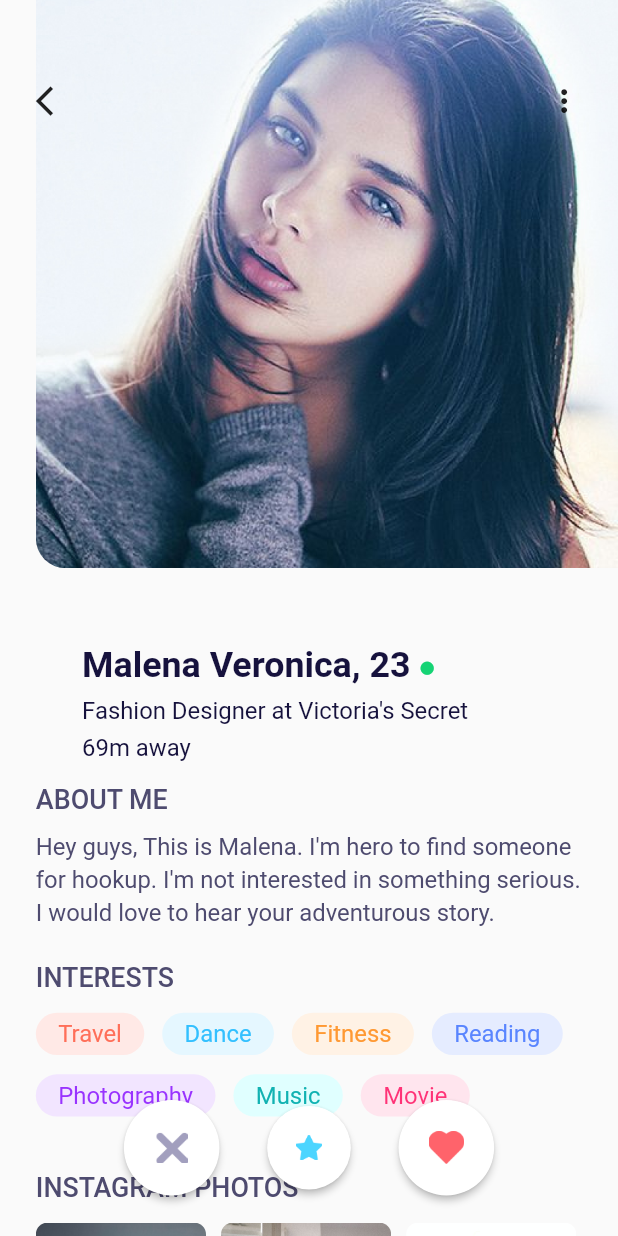
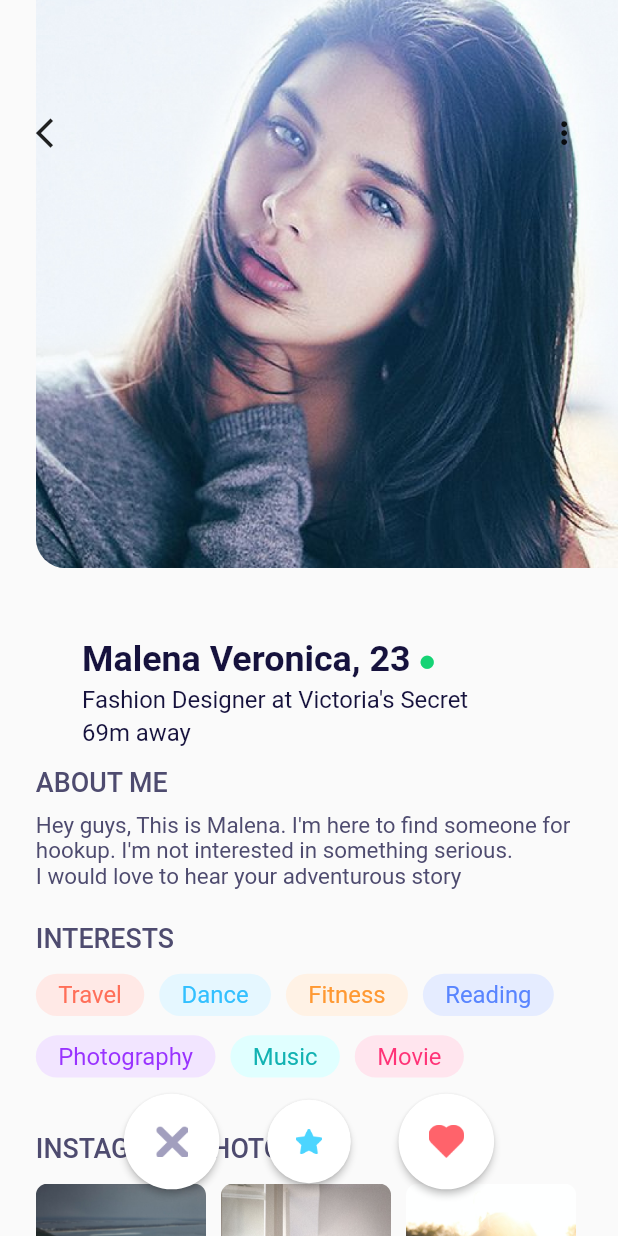
Before and after one commit to puzzleleaf/FlutterDatingAppUI, a Flutter app: the RecommendationDetailScreen screen opened directly, on a phone screen of 412 x 824 dp. Run offline on Flutter 3.47's test engine with Material 2 defaults, Android fonts, the phone set to English and light mode, and no system bars; our stand-ins replace flutter_screenutil.

Commit message:
update code

```diff
--- a/lib/screens/recommendation_detail_screen.dart
+++ b/lib/screens/recommendation_detail_screen.dart
@@ -11,17 +11,16 @@ class RecommendationDetailScreen extends StatelessWidget {
         children: <Widget>[
           SingleChildScrollView(
             child: Container(
-              padding: EdgeInsets.only(
-                bottom: ScreenUtil().setHeight(128),
-              ),
+              padding: EdgeInsets.only(bottom: ScreenUtil().setHeight(137)),
               child: Column(
                 crossAxisAlignment: CrossAxisAlignment.stretch,
                 children: <Widget>[
                   Align(
                     alignment: Alignment.topRight,
                     child: ClipRRect(
-                      borderRadius:
-                          BorderRadius.only(bottomLeft: Radius.circular(20)),
+                      borderRadius: BorderRadius.only(
+                        bottomLeft: Radius.circular(20),
+                      ),
                       child: Image.asset(
                         'assets/images/detail1.png',
                         width: ScreenUtil().setWidth(390),
@@ -38,8 +37,8 @@ class RecommendationDetailScreen extends StatelessWidget {
                     child: RichText(
                       text: TextSpan(
                           style: TextStyle(
-                          height: 1.6,
-                          color: Color(0xff16123D),
+                            height: 1.4,
+                            color: Color(0xff16123d),
                           ),
                           children: <TextSpan>[
                             TextSpan(
@@ -47,36 +46,32 @@ class RecommendationDetailScreen extends StatelessWidget {
                                 style: TextStyle(
                                   fontSize: ScreenUtil().setSp(24),
                                   fontWeight: FontWeight.bold,
-                            ),
-                          ),
+                                )),
                             TextSpan(
-                            text: ' ●\n',
+                                text: ' ● \n',
                                 style: TextStyle(
+                                  fontSize: ScreenUtil().setSp(20),
                                   color: Color(0xff15d374),
-                              fontSize: 20,
-                            ),
-                          ),
+                                )),
                             TextSpan(
-                            text: 'Fashion Designer at Victoria\'s Secret\n',
+                                text:
+                                'Fashion Designer at Victoria\'s Secret\n',
                                 style: TextStyle(
                                   fontSize: ScreenUtil().setSp(16),
-                            ),
-                          ),
+                                )),
                             TextSpan(
                                 text: '69m away',
                                 style: TextStyle(
                                   fontSize: ScreenUtil().setSp(16),
-                            ),
-                          ),
-                        ],
-                      ),
+                                )),
+                          ]),
                     ),
                   ),
                   Container(
                     padding: EdgeInsets.only(
                       left: ScreenUtil().setWidth(24),
                       top: ScreenUtil().setHeight(14),
-                      right: ScreenUtil().setHeight(14),
+                      right: ScreenUtil().setWidth(24),
                     ),
                     child: Column(
                       crossAxisAlignment: CrossAxisAlignment.stretch,
@@ -86,7 +81,7 @@ class RecommendationDetailScreen extends StatelessWidget {
                           style: TextStyle(
                             fontSize: ScreenUtil().setSp(18),
                             fontWeight: FontWeight.w500,
-                            color: Color(0xff4E4B6F),
+                            color: Color(0xff4e4b6f),
                           ),
                         ),
                         SizedBox(
@@ -95,17 +90,16 @@ class RecommendationDetailScreen extends StatelessWidget {
                         RichText(
                           text: TextSpan(
                             style: TextStyle(
-                              color: Color(0xff4E4B6F),
-                              height: 1.4,
+                              color: Color(0xff4e4b6f),
                             ),
                             children: <TextSpan>[
                               TextSpan(
                                 text:
-                                    'Hey guys, This is Malena. I\'m hero to find someone for hookup. I\'m not interested in something serious.\nI would love to hear your adventurous story.',
+                                'Hey guys, This is Malena. I\'m here to find someone for hookup. I\'m not interested in something serious. \nI would love to hear your adventurous story',
                                 style: TextStyle(
-                                  fontSize: ScreenUtil().setSp(16),
+                                  fontSize: ScreenUtil().setSp(15),
                                 ),
-                              ),
+                              )
                             ],
                           ),
                         ),
@@ -126,52 +120,53 @@ class RecommendationDetailScreen extends StatelessWidget {
                           style: TextStyle(
                             fontSize: ScreenUtil().setSp(18),
                             fontWeight: FontWeight.w500,
-                              color: Color(0xff4E4B6F)),
+                            color: Color(0xff4e4b6f),
+                          ),
                         ),
                         SizedBox(
                           height: ScreenUtil().setHeight(14),
                         ),
                         Wrap(
-                          spacing: ScreenUtil().setWidth(12),
+                          spacing: ScreenUtil().setWidth(10),
                           runSpacing: ScreenUtil().setHeight(14),
                           children: <Widget>[
                             InterestBox(
-                              text: "Travel",
+                              text: 'Travel',
                               textColor: Color(0xffff6f59),
                               backgroundColor: Color(0xffffe9e6),
                             ),
                             InterestBox(
-                              text: "Dance",
+                              text: 'Dance',
                               textColor: Color(0xff33c0ff),
                               backgroundColor: Color(0xffe5f7ff),
                             ),
                             InterestBox(
-                              text: "Fitness",
+                              text: 'Fitness',
                               textColor: Color(0xffff9933),
                               backgroundColor: Color(0xfffff2e5),
                             ),
                             InterestBox(
-                              text: "Reading",
+                              text: 'Reading',
                               textColor: Color(0xff5985ff),
                               backgroundColor: Color(0xffe5ecff),
                             ),
                             InterestBox(
-                              text: "Photography",
+                              text: 'Photography',
                               textColor: Color(0xff9933ff),
                               backgroundColor: Color(0xfff2e5ff),
                             ),
                             InterestBox(
-                              text: "Music",
+                              text: 'Music',
                               textColor: Color(0xff12b2b2),
                               backgroundColor: Color(0xffe0ffff),
                             ),
                             InterestBox(
-                              text: "Movie",
+                              text: 'Movie',
                               textColor: Color(0xffff3377),
                               backgroundColor: Color(0xffffe5ee),
                             ),
                           ],
-                        ),
+                        )
                       ],
                     ),
                   ),
@@ -189,21 +184,22 @@ class RecommendationDetailScreen extends StatelessWidget {
                           style: TextStyle(
                             fontSize: ScreenUtil().setSp(18),
                             fontWeight: FontWeight.w500,
-                            color: Color(0xff4E4B6F),
+                            color: Color(0xff4e4b6f),
                           ),
                         ),
                         SizedBox(
                           height: ScreenUtil().setHeight(14),
                         ),
                         Wrap(
-                          spacing: 10,
+                          spacing: ScreenUtil().setWidth(10),
+                          runSpacing: ScreenUtil().setHeight(14),
                           children: <Widget>[
                             ClipRRect(
                               borderRadius: BorderRadius.circular(8),
                               child: Image.asset(
                                 'assets/images/instar1.jpg',
                                 width: ScreenUtil().setWidth(114),
-                                height: ScreenUtil().setWidth(200),
+                                height: ScreenUtil().setHeight(200),
                                 fit: BoxFit.cover,
                               ),
                             ),
@@ -212,7 +208,7 @@ class RecommendationDetailScreen extends StatelessWidget {
                               child: Image.asset(
                                 'assets/images/instar2.jpg',
                                 width: ScreenUtil().setWidth(114),
-                                height: ScreenUtil().setWidth(200),
+                                height: ScreenUtil().setHeight(200),
                                 fit: BoxFit.cover,
                               ),
                             ),
@@ -221,7 +217,7 @@ class RecommendationDetailScreen extends StatelessWidget {
                               child: Image.asset(
                                 'assets/images/instar3.jpg',
                                 width: ScreenUtil().setWidth(114),
-                                height: ScreenUtil().setWidth(200),
+                                height: ScreenUtil().setHeight(200),
                                 fit: BoxFit.cover,
                               ),
                             )
@@ -235,45 +231,18 @@ class RecommendationDetailScreen extends StatelessWidget {
             ),
           ),
           _appBar(context),
-          _bottomNav()
-//          Container(
-//            height: ScreenUtil().setHeight(137),
-//            child: BottomNav(
-//              width: ScreenUtil().setWidth(248),
-//              height: ScreenUtil().setHeight(64),
-//              size1: ScreenUtil().setWidth(64),
-//              size2: ScreenUtil().setWidth(56),
-//              size3: ScreenUtil().setWidth(64),
-//            ),
-//          ),
+          _bottomNav(),
         ],
-      ),
-    );
-  }
-
-  Widget _bottomNav() {
-    return Align(
-      alignment: Alignment.bottomCenter,
-      child: Container(
-        height: ScreenUtil().setHeight(128),
-        child: BottomNav(
-          width: ScreenUtil().setWidth(248),
-          height: ScreenUtil().setHeight(64),
-          size1: ScreenUtil().setWidth(64),
-          size2: ScreenUtil().setWidth(56),
-          size3: ScreenUtil().setWidth(64),
-        ),
       ),
     );
   }
 
   Widget _appBar(BuildContext context) {
     return Container(
-      alignment: Alignment.topCenter,
       height: ScreenUtil().setHeight(137),
       padding: EdgeInsets.only(
+        left: ScreenUtil().setWidth(24),
         right: ScreenUtil().setWidth(24),
-        left: ScreenUtil().setWidth(24),
         top: ScreenUtil().setHeight(56),
       ),
       child: Container(
@@ -281,7 +250,7 @@ class RecommendationDetailScreen extends StatelessWidget {
         child: Row(
           mainAxisAlignment: MainAxisAlignment.spaceBetween,
           children: <Widget>[
-            InkWell(
+            GestureDetector(
               onTap: () {
                 Navigator.pop(context);
               },
@@ -299,4 +268,20 @@ class RecommendationDetailScreen extends StatelessWidget {
       ),
     );
   }
+
+  Widget _bottomNav() {
+    return Align(
+      alignment: Alignment.bottomCenter,
+      child: Container(
+        height: ScreenUtil().setHeight(137),
+        child: BottomNav(
+          width: ScreenUtil().setWidth(248),
+          height: ScreenUtil().setHeight(64),
+          size1: ScreenUtil().setWidth(64),
+          size2: ScreenUtil().setWidth(56),
+          size3: ScreenUtil().setWidth(64),
+        ),
+      ),
+    );
   }
+}
--- a/lib/screens/recommendation_screen.dart
+++ b/lib/screens/recommendation_screen.dart
@@ -1,7 +1,7 @@
 import 'package:dating_app/screens/recommendation_detail_screen.dart';
 import 'package:dating_app/widgets/bottom_nav.dart';
 import 'package:flutter/material.dart';
-import 'package:flutter_screenutil/screenutil.dart';
+import 'package:flutter_screenutil/flutter_screenutil.dart';
 
 class RecommendationScreen extends StatelessWidget {
   @override
@@ -10,43 +10,8 @@ class RecommendationScreen extends StatelessWidget {
 
     return Scaffold(
       body: Column(
-        mainAxisAlignment: MainAxisAlignment.start,
         children: <Widget>[
-          Container(
-            alignment: Alignment.topCenter,
-            height: ScreenUtil().setHeight(137),
-            padding: EdgeInsets.only(
-              right: ScreenUtil().setWidth(24),
-              left: ScreenUtil().setWidth(24),
-              top: ScreenUtil().setHeight(56),
-            ),
-            child: Container(
-              height: ScreenUtil().setHeight(34),
-              child: Row(
-                mainAxisAlignment: MainAxisAlignment.spaceBetween,
-                children: <Widget>[
-                  Image.asset(
-                    'assets/images/gridicons_user.png',
-                    width: ScreenUtil().setWidth(24),
-                    height: ScreenUtil().setHeight(24),
-                  ),
-                  Text(
-                    'For You',
-                    style: TextStyle(
-                      fontSize: ScreenUtil().setSp(24),
-                      fontWeight: FontWeight.bold,
-                      color: Color(0xff4E4B6F),
-                    ),
-                  ),
-                  Image.asset(
-                    'assets/images/chatbubble.png',
-                    width: ScreenUtil().setWidth(24),
-                    height: ScreenUtil().setHeight(24),
-                  ),
-                ],
-              ),
-            ),
-          ),
+          _appBar(),
           GestureDetector(
             onTap: () {
               Navigator.push(context, MaterialPageRoute(builder: (_) {
@@ -71,13 +36,13 @@ class RecommendationScreen extends StatelessWidget {
                     width: ScreenUtil().setWidth(342),
                     height: ScreenUtil().setHeight(104),
                     decoration: BoxDecoration(
+                      color: Colors.white.withOpacity(0.9),
                       borderRadius: BorderRadius.only(
                         bottomLeft: Radius.circular(20),
                         topLeft: Radius.circular(20),
                       ),
-                      color: Colors.white.withOpacity(0.9),
                     ),
-                    child: Padding(
+                    child: Container(
                       padding: EdgeInsets.only(
                         left: ScreenUtil().setWidth(22),
                         top: ScreenUtil().setHeight(24),
@@ -102,7 +67,7 @@ class RecommendationScreen extends StatelessWidget {
                       ),
                     ),
                   ),
-                )
+                ),
               ],
             ),
           ),
@@ -120,4 +85,41 @@ class RecommendationScreen extends StatelessWidget {
       ),
     );
   }
+
+  Widget _appBar() {
+    return Container(
+      height: ScreenUtil().setHeight(137),
+      padding: EdgeInsets.only(
+        left: ScreenUtil().setWidth(24),
+        right: ScreenUtil().setWidth(24),
+        top: ScreenUtil().setHeight(56),
+      ),
+      child: Container(
+        height: ScreenUtil().setHeight(34),
+        child: Row(
+          mainAxisAlignment: MainAxisAlignment.spaceBetween,
+          children: <Widget>[
+            Image.asset(
+              'assets/images/gridicons_user.png',
+              width: ScreenUtil().setWidth(24),
+              height: ScreenUtil().setHeight(24),
+            ),
+            Text(
+              'For You',
+              style: TextStyle(
+                fontSize: 24,
+                fontWeight: FontWeight.bold,
+                color: Color(0xff4e486f),
+              ),
+            ),
+            Image.asset(
+              'assets/images/chatbubble.png',
+              width: ScreenUtil().setWidth(24),
+              height: ScreenUtil().setHeight(24),
+            ),
+          ],
+        ),
+      ),
+    );
+  }
 }
--- a/lib/widgets/bottom_nav.dart
+++ b/lib/widgets/bottom_nav.dart
@@ -1,4 +1,3 @@
-import 'package:dating_app/screens/recommendation_detail_screen.dart';
 import 'package:flutter/material.dart';
 
 class BottomNav extends StatelessWidget {
@@ -8,19 +7,17 @@ class BottomNav extends StatelessWidget {
   final double size2;
   final double size3;
 
-  const BottomNav(
-      {this.width, this.height, this.size1, this.size2, this.size3});
+  const BottomNav({Key key, this.width, this.height, this.size1, this.size2, this.size3}) : super(key: key);
 
   @override
   Widget build(BuildContext context) {
     return Container(
-      width: width,
-      height: height,
+      width: this.width,
+      height: this.height,
       child: Row(
         mainAxisAlignment: MainAxisAlignment.spaceBetween,
         children: <Widget>[
-          FittedBox(
-            child: SizedBox(
+          SizedBox(
             height: this.size1,
             width: this.size1,
             child: RaisedButton(
@@ -29,44 +26,39 @@ class BottomNav extends StatelessWidget {
                 width: this.size1 / 3,
                 height: this.size1 / 3,
               ),
+              color: Colors.white,
               shape: CircleBorder(),
-                color: Colors.white,
               onPressed: () {},
             ),
           ),
-          ),
-          FittedBox(
-            child: SizedBox(
+          SizedBox(
+            height: this.size2,
             width: this.size2,
-              height: this.size2,
             child: RaisedButton(
               child: Image.asset(
                 'assets/images/star.png',
                 width: this.size2 / 3.1,
                 height: this.size2 / 3.1,
               ),
+              color: Colors.white,
               shape: CircleBorder(),
-                color: Colors.white,
               onPressed: () {},
             ),
           ),
-          ),
-          FittedBox(
-            child: SizedBox(
-              height: size3,
-              width: size3,
+          SizedBox(
+            height: this.size3,
+            width: this.size3,
             child: RaisedButton(
               child: Image.asset(
                 'assets/images/love.png',
                 width: this.size3 / 2.4,
                 height: this.size3 / 2.9,
               ),
+              color: Colors.white,
               shape: CircleBorder(),
-                color: Colors.white,
               onPressed: () {},
             ),
-            ),
-          ),
+          )
         ],
       ),
     );
--- a/lib/widgets/interest_box.dart
+++ b/lib/widgets/interest_box.dart
@@ -3,31 +3,26 @@ import 'package:flutter_screenutil/flutter_screenutil.dart';
 
 class InterestBox extends StatelessWidget {
   final String text;
-  final double fontSize;
   final Color textColor;
   final Color backgroundColor;
 
-  const InterestBox(
-      {Key key, this.text, this.fontSize, this.textColor, this.backgroundColor})
-      : super(key: key);
+  const InterestBox({Key key, this.text, this.textColor, this.backgroundColor}) : super(key: key);
 
   @override
   Widget build(BuildContext context) {
     return Container(
       padding: EdgeInsets.symmetric(
-          vertical: ScreenUtil().setHeight(5),
-          horizontal: ScreenUtil().setWidth(15)),
+        vertical: ScreenUtil().setHeight(5),
+        horizontal: ScreenUtil().setWidth(15),
+      ),
       decoration: BoxDecoration(
-        color: backgroundColor,
+        color: this.backgroundColor,
         borderRadius: BorderRadius.circular(20),
       ),
-      child: Text(
-        text,
-        style: TextStyle(
-          color: textColor,
-          fontSize: ScreenUtil().setSp(16),
-        ),
-      ),
+      child: Text(this.text, style: TextStyle(
+        color: this.textColor,
+        fontSize: ScreenUtil().setSp(16),
+      ),),
     );
   }
 }
```
Lines whose indentation alone changed are shown as unchanged.
